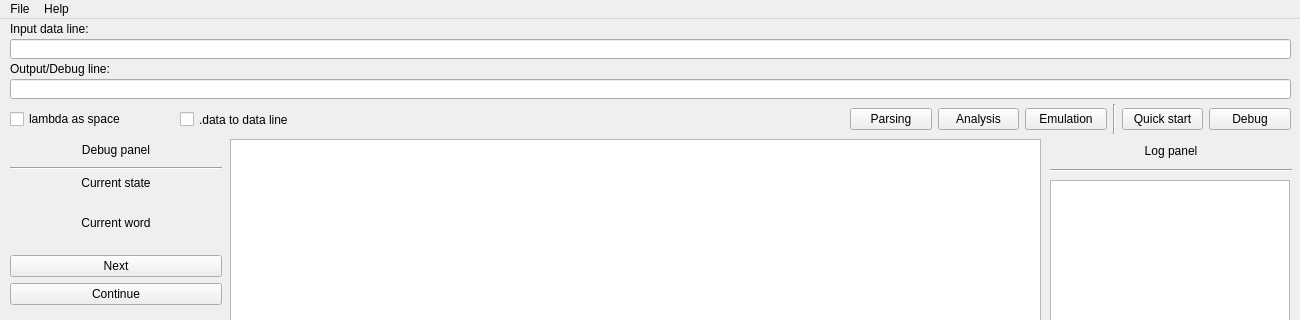
Qt form src/gui/mainwindow.ui (Kaifolog/TME) before a commit; both pictures show x 0 to 1300 and y 0 to 320 of the 1300 by 700 pixel window.
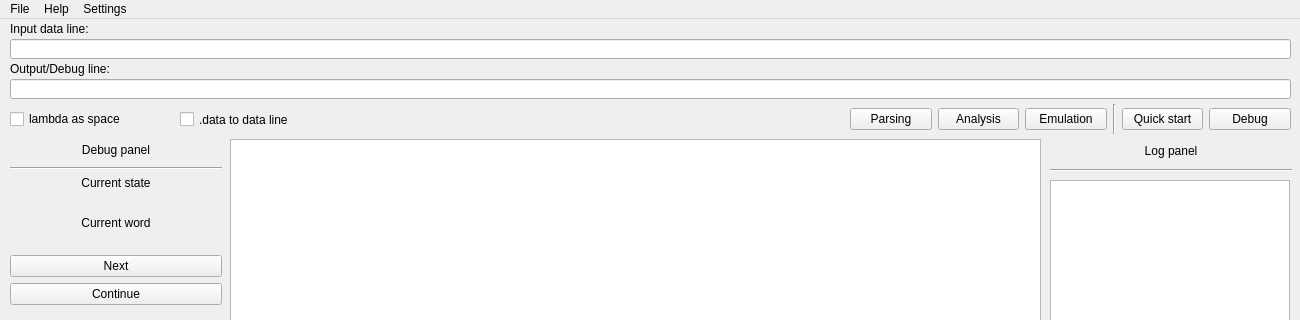
The same form after that commit.

Commit message: refactor(gui): settings menu in menu bar for multi-OS support

The edit to the form file:
```diff
--- a/src/gui/mainwindow.ui
+++ b/src/gui/mainwindow.ui
@@ -704,8 +704,16 @@
     <addaction name="action_3"/>
     <addaction name="action_5"/>
    </widget>
+   <widget class="QMenu" name="menuSettings">
+    <property name="title">
+     <string>Settings</string>
+    </property>
+    <addaction name="actionSettings"/>
+    <addaction name="actionAbout_program"/>
+   </widget>
    <addaction name="menu"/>
    <addaction name="menu_2"/>
+   <addaction name="menuSettings"/>
   </widget>
   <action name="actionOpen">
    <property name="text">
```
Left out of the diff: 10 changed lines with no effect on the pictures. The commit also changes 3 other files.
